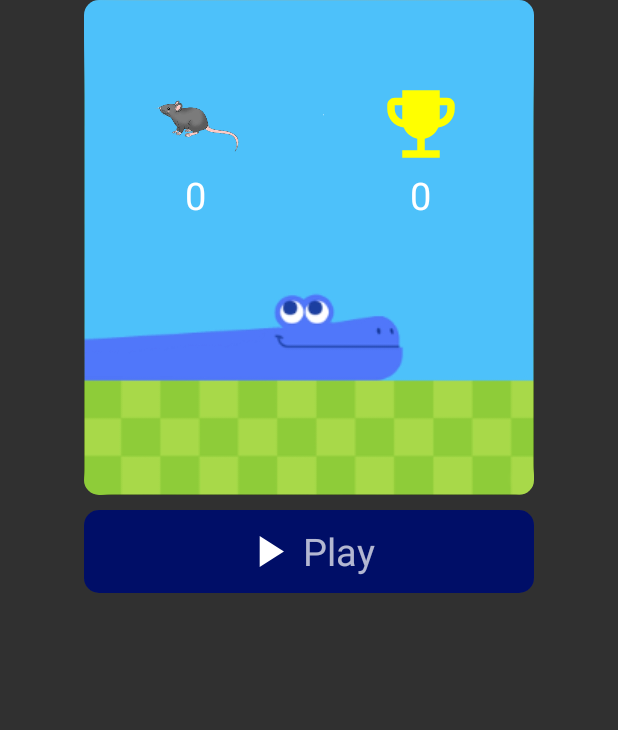
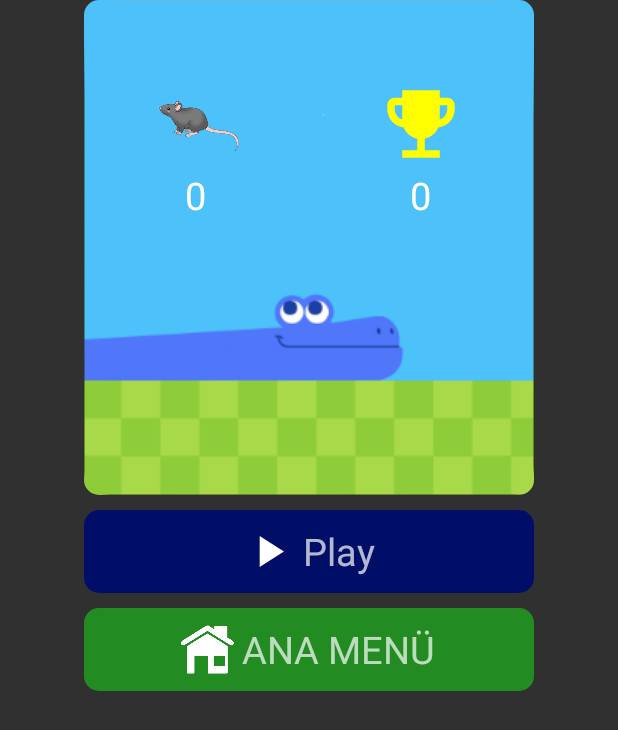
Before and after one commit to Melikeagdas/Snake1, an Android app: the layout dialog_start.xml on its own in the app's theme, with its tools: preview values and no code run, on a phone screen of 412 x 824 dp. Shown: the top 730 px of the screen. Run offline under Robolectric (Android 15) with nearby library versions, the phone set to English and light mode, and no system bars.

Commit message:
ana menü butonu eklendi.

```diff
--- a/app/src/main/java/com/example/snake/MainActivity.java
+++ b/app/src/main/java/com/example/snake/MainActivity.java
@@ -4,6 +4,7 @@ import androidx.appcompat.app.AppCompatActivity;
 
 import android.app.Dialog;
 import android.content.Context;
+import android.content.Intent;
 import android.content.SharedPreferences;
 import android.os.Bundle;
 import android.util.DisplayMetrics;
@@ -48,6 +49,7 @@ public class MainActivity extends AppCompatActivity {
         txt_dialog_best_score.setText(bestScore + "");
         dialogScore.setCanceledOnTouchOutside(false);
         RelativeLayout rl_start = dialogScore.findViewById(R.id.rl_start);
+        RelativeLayout rl_anamenu = dialogScore.findViewById(R.id.rl_anamenu);
         rl_start.setOnClickListener(new View.OnClickListener() {
             @Override
             public void onClick(View v) {
@@ -57,5 +59,16 @@ public class MainActivity extends AppCompatActivity {
             }
         });
         dialogScore.show();
+
+        rl_anamenu.setOnClickListener(new View.OnClickListener() {
+            @Override
+            public void onClick(View v) {
+                Intent intent=new Intent(MainActivity.this,ilk_giris.class);
+                startActivity(intent);
+            }
+        });
     }
+
+
+
 }
--- a/app/src/main/java/com/example/snake/splash_screen.java
+++ b/app/src/main/java/com/example/snake/splash_screen.java
@@ -3,6 +3,7 @@ package com.example.snake;
 import androidx.appcompat.app.AppCompatActivity;
 
 import android.content.Intent;
+import android.media.MediaPlayer;
 import android.os.Bundle;
 import android.os.Handler;
 
@@ -14,6 +15,7 @@ import java.io.InputStream;
 
 public class splash_screen extends AppCompatActivity {
 private GifImageView gifImageView;
+
 
     @Override
     protected void onCreate(Bundle savedInstanceState) {
--- a/app/src/main/res/layout/dialog_start.xml
+++ b/app/src/main/res/layout/dialog_start.xml
@@ -80,29 +80,73 @@
         android:layout_centerHorizontal="true"
         android:layout_width="300dp"
         android:layout_height="wrap_content">
+
         <RelativeLayout
             android:id="@+id/rl_start"
+            android:layout_width="match_parent"
+            android:layout_height="match_parent"
             android:background="#000E67"
-            android:padding="10dp"
-            android:layout_width="match_parent"
-            android:layout_height="match_parent">
+            android:padding="10dp">
+
             <LinearLayout
-                android:layout_centerInParent="true"
                 android:layout_width="wrap_content"
                 android:layout_height="wrap_content"
+                android:layout_centerInParent="true"
                 android:orientation="horizontal">
+
                 <ImageView
                     android:id="@+id/txt"
-                    android:src="@drawable/ic_baseline_play_arrow_24"
                     android:layout_width="35dp"
-                    android:layout_height="35dp"/>
+                    android:layout_height="35dp"
+                    android:src="@drawable/ic_baseline_play_arrow_24" />
+
                 <TextView
+                    android:layout_width="wrap_content"
+                    android:layout_height="wrap_content"
                     android:layout_marginLeft="5dp"
                     android:text="Play"
-                    android:textSize="25sp"
-                    android:layout_width="wrap_content"
-                    android:layout_height="wrap_content"/>
+                    android:textSize="25sp" />
             </LinearLayout>
         </RelativeLayout>
     </androidx.cardview.widget.CardView>
+
+    <androidx.cardview.widget.CardView
+        android:layout_width="300dp"
+        android:layout_height="wrap_content"
+        android:layout_below="@+id/cv_btn_start"
+        android:layout_centerHorizontal="true"
+        android:layout_marginTop="10dp"
+        android:elevation="10dp"
+        app:cardCornerRadius="10dp">
+
+        <RelativeLayout
+            android:id="@+id/rl_anamenu"
+            android:layout_width="match_parent"
+            android:layout_height="match_parent"
+            android:background="#228b22"
+            android:padding="10dp">
+
+            <LinearLayout
+                android:layout_width="wrap_content"
+                android:layout_height="wrap_content"
+                android:layout_centerInParent="true"
+                android:orientation="horizontal">
+
+                <ImageView
+                    android:id="@+id/home"
+                    android:layout_width="35dp"
+                    android:layout_height="35dp"
+                    android:src="@drawable/home1" />
+
+                <TextView
+                    android:layout_width="wrap_content"
+                    android:layout_height="wrap_content"
+                    android:layout_marginLeft="5dp"
+                    android:text="ANA MENÜ"
+                    android:textSize="25sp" />
+            </LinearLayout>
+        </RelativeLayout>
+
+    </androidx.cardview.widget.CardView>
+
 </RelativeLayout>
```
Also changed, not shown: app/src/main/res/drawable/home.png (added), app/src/main/res/drawable/home1.png (added).
